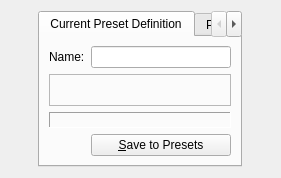
KDE/krita, file krita/ui/forms/wdgpaintoppresets.ui: the form before one commit.
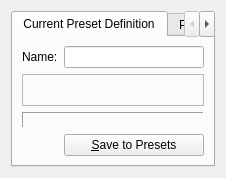
The form after the commit. Custom widgets are drawn as their Qt base class.

Commit message: don't add layout twice

What changed in the file:
```diff
--- a/krita/ui/forms/wdgpaintoppresets.ui
+++ b/krita/ui/forms/wdgpaintoppresets.ui
@@ -1,12 +1,12 @@
 <?xml version="1.0" encoding="UTF-8"?>
 <ui version="4.0">
  <class>WdgPaintOpPresets</class>
- <widget class="QWidget" name="WdgPaintOpPresets">
-  <property name="geometry">
+ <widget class="QWidget" name="WdgPaintOpPresets" >
+  <property name="geometry" >
    <rect>
     <x>0</x>
-    <y>21</y>
-    <width>281</width>
+    <y>0</y>
+    <width>212</width>
     <height>178</height>
    </rect>
   </property>
```
Left out of the diff: 99 changed lines with no effect on the pictures. The commit also changes 1 other file.
